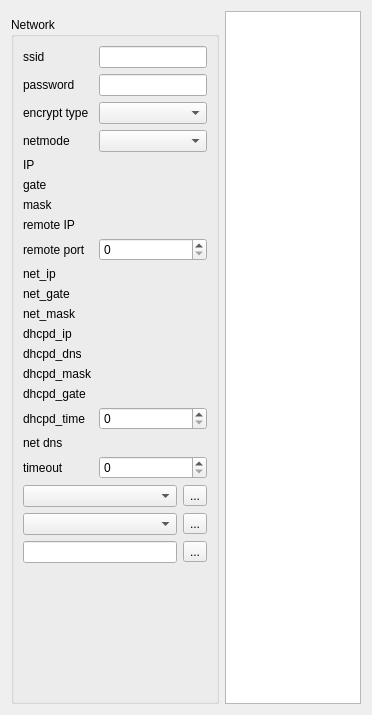
RinatB2017/mega_GIT, file Qt/my_programm/WiFi/Test_HLK_RM04/src/hlk_rm04_widget/src/ui/hlk_rm04_widget.ui: the form before one commit.
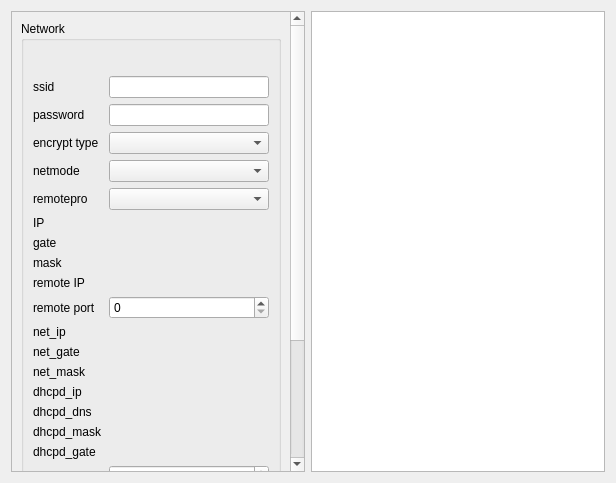
The form after the commit. Custom widgets are drawn as their Qt base class.

The edit to the form file:
```diff
--- a/Qt/my_programm/WiFi/Test_HLK_RM04/src/hlk_rm04_widget/src/ui/hlk_rm04_widget.ui
+++ b/Qt/my_programm/WiFi/Test_HLK_RM04/src/hlk_rm04_widget/src/ui/hlk_rm04_widget.ui
@@ -6,8 +6,8 @@
    <rect>
     <x>0</x>
     <y>0</y>
-    <width>372</width>
-    <height>715</height>
+    <width>616</width>
+    <height>483</height>
    </rect>
   </property>
   <property name="windowTitle">
@@ -17,103 +17,126 @@
    <item>
     <layout class="QVBoxLayout" name="verticalLayout_2">
      <item>
-      <widget class="SerialBox5_fix_baudrate" name="serial_widget" native="true">
-       <property name="sizePolicy">
-        <sizepolicy hsizetype="Preferred" vsizetype="Fixed">
-         <horstretch>0</horstretch>
-         <verstretch>0</verstretch>
-        </sizepolicy>
+      <widget class="QScrollArea" name="scrollArea_2">
+       <property name="horizontalScrollBarPolicy">
+        <enum>Qt::ScrollBarAlwaysOff</enum>
        </property>
-      </widget>
-     </item>
+       <property name="widgetResizable">
+        <bool>true</bool>
+       </property>
+       <widget class="QWidget" name="scrollAreaWidgetContents_2">
+        <property name="geometry">
+         <rect>
+          <x>0</x>
+          <y>0</y>
+          <width>273</width>
+          <height>750</height>
+         </rect>
+        </property>
+        <layout class="QVBoxLayout" name="verticalLayout_4">
      <item>
       <widget class="QGroupBox" name="groupBox">
-       <property name="sizePolicy">
-        <sizepolicy hsizetype="Fixed" vsizetype="Preferred">
-         <horstretch>0</horstretch>
-         <verstretch>0</verstretch>
-        </sizepolicy>
-       </property>
        <property name="title">
         <string>Network</string>
        </property>
        <layout class="QVBoxLayout" name="verticalLayout_3">
+            <item>
+             <layout class="QHBoxLayout" name="horizontalLayout_3">
+              <item>
+               <widget class="SerialBox5_fix_baudrate" name="serial_widget" native="true">
+                <property name="sizePolicy">
+                 <sizepolicy hsizetype="Preferred" vsizetype="Fixed">
+                  <horstretch>0</horstretch>
+                  <verstretch>0</verstretch>
+                 </sizepolicy>
+                </property>
+               </widget>
+              </item>
+              <item>
+               <spacer name="horizontalSpacer">
+                <property name="orientation">
+                 <enum>Qt::Horizontal</enum>
+                </property>
+                <property name="sizeHint" stdset="0">
+                 <size>
+                  <width>40</width>
+                  <height>20</height>
+                 </size>
+                </property>
+               </spacer>
+              </item>
+             </layout>
+            </item>
         <item>
          <layout class="QGridLayout" name="gridLayout_4">
-          <item row="3" column="1">
-           <widget class="QComboBox" name="cb_netmode"/>
-          </item>
-          <item row="1" column="1">
-           <widget class="QLineEdit" name="le_password"/>
-          </item>
-          <item row="7" column="1">
-           <widget class="IPV4_wo_port" name="remote_ip_widget" native="true"/>
-          </item>
-          <item row="3" column="0">
-           <widget class="QLabel" name="label_17">
+              <item row="13" column="0">
+               <widget class="QLabel" name="label_11">
+                <property name="text">
+                 <string>dhcpd_ip</string>
+                </property>
+               </widget>
+              </item>
+              <item row="12" column="0">
+               <widget class="QLabel" name="label_10">
+                <property name="text">
+                 <string>net_mask</string>
+                </property>
+               </widget>
+              </item>
+              <item row="11" column="1">
+               <widget class="IPV4_wo_port" name="net_gate_widget" native="true"/>
+              </item>
+              <item row="14" column="0">
+               <widget class="QLabel" name="label_12">
             <property name="text">
-             <string>netmode</string>
+                 <string>dhcpd_dns</string>
             </property>
            </widget>
           </item>
-          <item row="12" column="1">
-           <widget class="IPV4_wo_port" name="dhcpd_ip_widget" native="true"/>
-          </item>
-          <item row="15" column="0">
-           <widget class="QLabel" name="label_16">
+              <item row="1" column="0">
+               <widget class="QLabel" name="label_2">
             <property name="text">
-             <string>dhcpd_gate</string>
+                 <string>password</string>
             </property>
            </widget>
           </item>
-          <item row="8" column="1">
-           <widget class="QSpinBox" name="sb_remote_port"/>
+              <item row="10" column="1">
+               <widget class="IPV4_wo_port" name="net_ip_widget" native="true"/>
+              </item>
+              <item row="2" column="0">
+               <widget class="QLabel" name="label_8">
+                <property name="text">
+                 <string>encrypt type</string>
+                </property>
+               </widget>
           </item>
           <item row="7" column="0">
-           <widget class="QLabel" name="label_6">
+               <widget class="QLabel" name="label_5">
             <property name="text">
-             <string>remote IP</string>
+                 <string>mask</string>
             </property>
            </widget>
           </item>
           <item row="6" column="1">
-           <widget class="IPV4_wo_port" name="mask_widget" native="true"/>
-          </item>
-          <item row="5" column="1">
            <widget class="IPV4_wo_port" name="gate_widget" native="true"/>
           </item>
-          <item row="2" column="1">
-           <widget class="QComboBox" name="cb_encrypt_type"/>
-          </item>
-          <item row="18" column="1">
+              <item row="6" column="0">
+               <widget class="QLabel" name="label_4">
+                <property name="text">
+                 <string>gate</string>
+                </property>
+               </widget>
+              </item>
+              <item row="19" column="1">
            <widget class="IPV4_wo_port" name="net_dns_widget" native="true"/>
           </item>
-          <item row="11" column="1">
-           <widget class="IPV4_wo_port" name="net_mask_widget" native="true"/>
-          </item>
-          <item row="8" column="0">
-           <widget class="QLabel" name="label_7">
+              <item row="16" column="0">
+               <widget class="QLabel" name="label_16">
             <property name="text">
-             <string>remote port</string>
+                 <string>dhcpd_gate</string>
             </property>
            </widget>
           </item>
-          <item row="16" column="1">
-           <widget class="QSpinBox" name="sb_dhcpd_time_widget"/>
-          </item>
-          <item row="4" column="1">
-           <widget class="IPV4_wo_port" name="ip_widget" native="true"/>
-          </item>
-          <item row="10" column="0">
-           <widget class="QLabel" name="label_14">
-            <property name="text">
-             <string>net_gate</string>
-            </property>
-           </widget>
-          </item>
-          <item row="0" column="1">
-           <widget class="QLineEdit" name="le_ssid"/>
-          </item>
           <item row="0" column="0">
            <widget class="QLabel" name="label">
             <property name="text">
@@ -121,86 +144,30 @@
             </property>
            </widget>
           </item>
-          <item row="18" column="0">
+              <item row="20" column="1">
+               <widget class="QSpinBox" name="sb_timeout"/>
+              </item>
+              <item row="7" column="1">
+               <widget class="IPV4_wo_port" name="mask_widget" native="true"/>
+              </item>
+              <item row="9" column="1">
+               <widget class="QSpinBox" name="sb_remote_port"/>
+              </item>
+              <item row="9" column="0">
+               <widget class="QLabel" name="label_7">
+                <property name="text">
+                 <string>remote port</string>
+                </property>
+               </widget>
+              </item>
+              <item row="19" column="0">
            <widget class="QLabel" name="label_13">
             <property name="text">
              <string>net dns</string>
             </property>
            </widget>
           </item>
-          <item row="14" column="1">
-           <widget class="IPV4_wo_port" name="dhcpd_mask_widget" native="true"/>
-          </item>
-          <item row="13" column="0">
-           <widget class="QLabel" name="label_12">
-            <property name="text">
-             <string>dhcpd_dns</string>
-            </property>
-           </widget>
-          </item>
-          <item row="11" column="0">
-           <widget class="QLabel" name="label_10">
-            <property name="text">
-             <string>net_mask</string>
-            </property>
-           </widget>
-          </item>
-          <item row="2" column="0">
-           <widget class="QLabel" name="label_8">
-            <property name="text">
-             <string>encrypt type</string>
-            </property>
-           </widget>
-          </item>
-          <item row="5" column="0">
-           <widget class="QLabel" name="label_4">
-            <property name="text">
-             <string>gate</string>
-            </property>
-           </widget>
-          </item>
-          <item row="1" column="0">
-           <widget class="QLabel" name="label_2">
-            <property name="text">
-             <string>password</string>
-            </property>
-           </widget>
-          </item>
-          <item row="15" column="1">
-           <widget class="IPV4_wo_port" name="dhcpd_gate_widget" native="true"/>
-          </item>
-          <item row="13" column="1">
-           <widget class="IPV4_wo_port" name="dhcpd_dns_widget" native="true"/>
-          </item>
-          <item row="12" column="0">
-           <widget class="QLabel" name="label_11">
-            <property name="text">
-             <string>dhcpd_ip</string>
-            </property>
-           </widget>
-          </item>
-          <item row="4" column="0">
-           <widget class="QLabel" name="label_3">
-            <property name="text">
-             <string>IP</string>
-            </property>
-           </widget>
-          </item>
-          <item row="14" column="0">
-           <widget class="QLabel" name="label_15">
-            <property name="text">
-             <string>dhcpd_mask</string>
-            </property>
-           </widget>
-          </item>
-          <item row="16" column="0">
-           <widget class="QLabel" name="label_18">
-            <property name="text">
-             <string>dhcpd_time</string>
-            </property>
-           </widget>
-          </item>
-          <item row="20" column="0" colspan="2">
+              <item row="21" column="0" colspan="2">
            <layout class="QGridLayout" name="gridLayout_2">
             <item row="1" column="0">
              <widget class="QComboBox" name="cb_function"/>
@@ -234,35 +201,107 @@
             </item>
            </layout>
           </item>
-          <item row="9" column="0">
+              <item row="5" column="1">
+               <widget class="IPV4_wo_port" name="ip_widget" native="true"/>
+              </item>
+              <item row="12" column="1">
+               <widget class="IPV4_wo_port" name="net_mask_widget" native="true"/>
+              </item>
+              <item row="3" column="1">
+               <widget class="QComboBox" name="cb_netmode"/>
+              </item>
+              <item row="16" column="1">
+               <widget class="IPV4_wo_port" name="dhcpd_gate_widget" native="true"/>
+              </item>
+              <item row="14" column="1">
+               <widget class="IPV4_wo_port" name="dhcpd_dns_widget" native="true"/>
+              </item>
+              <item row="17" column="0">
+               <widget class="QLabel" name="label_18">
+                <property name="text">
+                 <string>dhcpd_time</string>
+                </property>
+               </widget>
+              </item>
+              <item row="8" column="0">
+               <widget class="QLabel" name="label_6">
+                <property name="text">
+                 <string>remote IP</string>
+                </property>
+               </widget>
+              </item>
+              <item row="11" column="0">
+               <widget class="QLabel" name="label_14">
+                <property name="text">
+                 <string>net_gate</string>
+                </property>
+               </widget>
+              </item>
+              <item row="5" column="0">
+               <widget class="QLabel" name="label_3">
+                <property name="text">
+                 <string>IP</string>
+                </property>
+               </widget>
+              </item>
+              <item row="0" column="1">
+               <widget class="QLineEdit" name="le_ssid"/>
+              </item>
+              <item row="2" column="1">
+               <widget class="QComboBox" name="cb_encrypt_type"/>
+              </item>
+              <item row="13" column="1">
+               <widget class="IPV4_wo_port" name="dhcpd_ip_widget" native="true"/>
+              </item>
+              <item row="8" column="1">
+               <widget class="IPV4_wo_port" name="remote_ip_widget" native="true"/>
+              </item>
+              <item row="10" column="0">
            <widget class="QLabel" name="label_9">
             <property name="text">
              <string>net_ip</string>
             </property>
            </widget>
           </item>
-          <item row="10" column="1">
-           <widget class="IPV4_wo_port" name="net_gate_widget" native="true"/>
-          </item>
-          <item row="6" column="0">
-           <widget class="QLabel" name="label_5">
-            <property name="text">
-             <string>mask</string>
-            </property>
-           </widget>
-          </item>
-          <item row="9" column="1">
-           <widget class="IPV4_wo_port" name="net_ip_widget" native="true"/>
-          </item>
-          <item row="19" column="0">
+              <item row="20" column="0">
            <widget class="QLabel" name="label_19">
             <property name="text">
              <string>timeout</string>
             </property>
            </widget>
           </item>
-          <item row="19" column="1">
-           <widget class="QSpinBox" name="sb_timeout"/>
+              <item row="3" column="0">
+               <widget class="QLabel" name="label_17">
+                <property name="text">
+                 <string>netmode</string>
+                </property>
+               </widget>
+              </item>
+              <item row="17" column="1">
+               <widget class="QSpinBox" name="sb_dhcpd_time_widget"/>
+              </item>
+              <item row="15" column="0">
+               <widget class="QLabel" name="label_15">
+                <property name="text">
+                 <string>dhcpd_mask</string>
+                </property>
+               </widget>
+              </item>
+              <item row="1" column="1">
+               <widget class="QLineEdit" name="le_password"/>
+              </item>
+              <item row="15" column="1">
+               <widget class="IPV4_wo_port" name="dhcpd_mask_widget" native="true"/>
+              </item>
+              <item row="4" column="0">
+               <widget class="QLabel" name="label_20">
+                <property name="text">
+                 <string>remotepro</string>
+                </property>
+               </widget>
+              </item>
+              <item row="4" column="1">
+               <widget class="QComboBox" name="cb_remotepro"/>
           </item>
          </layout>
         </item>
@@ -283,6 +322,10 @@
       </widget>
      </item>
     </layout>
+       </widget>
+      </widget>
+     </item>
+    </layout>
    </item>
    <item>
     <widget class="LogBox" name="log_widget"/>
```
Left out of the diff: 1 changed line with no effect on the pictures. Lines whose indentation alone changed are shown as unchanged.
